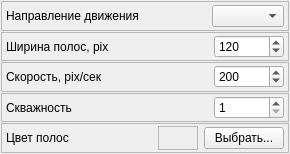
Above: metodics/graphics_utils/video_irriants/irriants/linesirriantsettingswidget.ui from grigp/a-analyser before the change. Below: the same form after it.
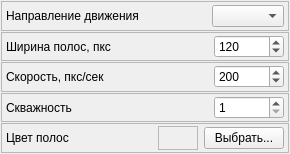
That is the form after the change.

The edit to the form file:
```diff
--- a/metodics/graphics_utils/video_irriants/irriants/linesirriantsettingswidget.ui
+++ b/metodics/graphics_utils/video_irriants/irriants/linesirriantsettingswidget.ui
@@ -100,7 +100,7 @@
       <item>
        <widget class="QLabel" name="lblWidth">
         <property name="text">
-         <string>Ширина полос, pix</string>
+         <string>Ширина полос, пкс</string>
         </property>
        </widget>
       </item>
@@ -166,7 +166,7 @@
       <item>
        <widget class="QLabel" name="lblSpeed">
         <property name="text">
-         <string>Скорость, pix/сек</string>
+         <string>Скорость, пкс/сек</string>
         </property>
        </widget>
       </item>
```
